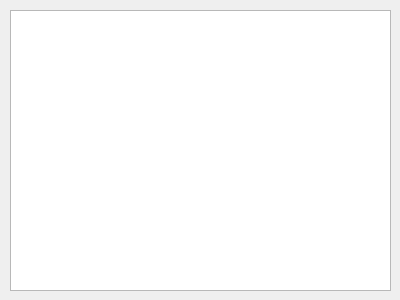
First picture: the form in InvestitionsProgram/list_investition.ui, repository DaniilChernykh/Project, before the edit.
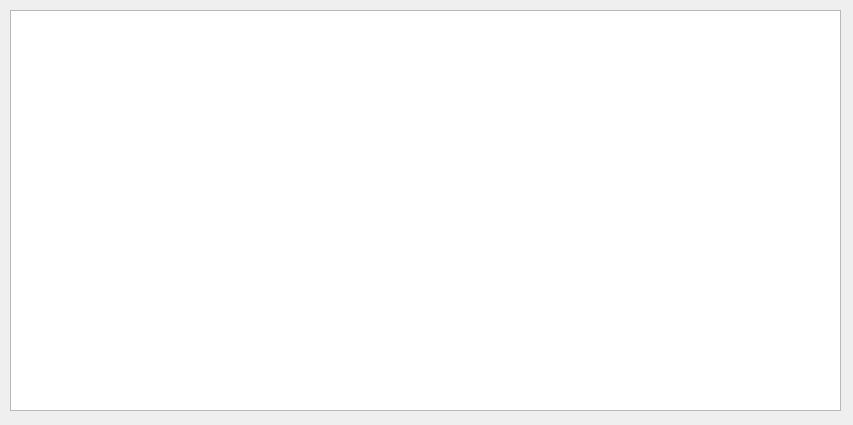
Second picture: the form after the edit.

Commit message: add function to view investment.log in list widget

```diff
--- a/InvestitionsProgram/list_investition.ui
+++ b/InvestitionsProgram/list_investition.ui
@@ -6,8 +6,8 @@
    <rect>
     <x>0</x>
     <y>0</y>
-    <width>400</width>
-    <height>300</height>
+    <width>853</width>
+    <height>425</height>
    </rect>
   </property>
   <property name="windowTitle">
@@ -18,8 +18,8 @@
     <rect>
      <x>10</x>
      <y>10</y>
-     <width>381</width>
-     <height>281</height>
+     <width>831</width>
+     <height>401</height>
     </rect>
    </property>
    <layout class="QGridLayout" name="gridLayout">
```
The commit also changes 4 other files.
